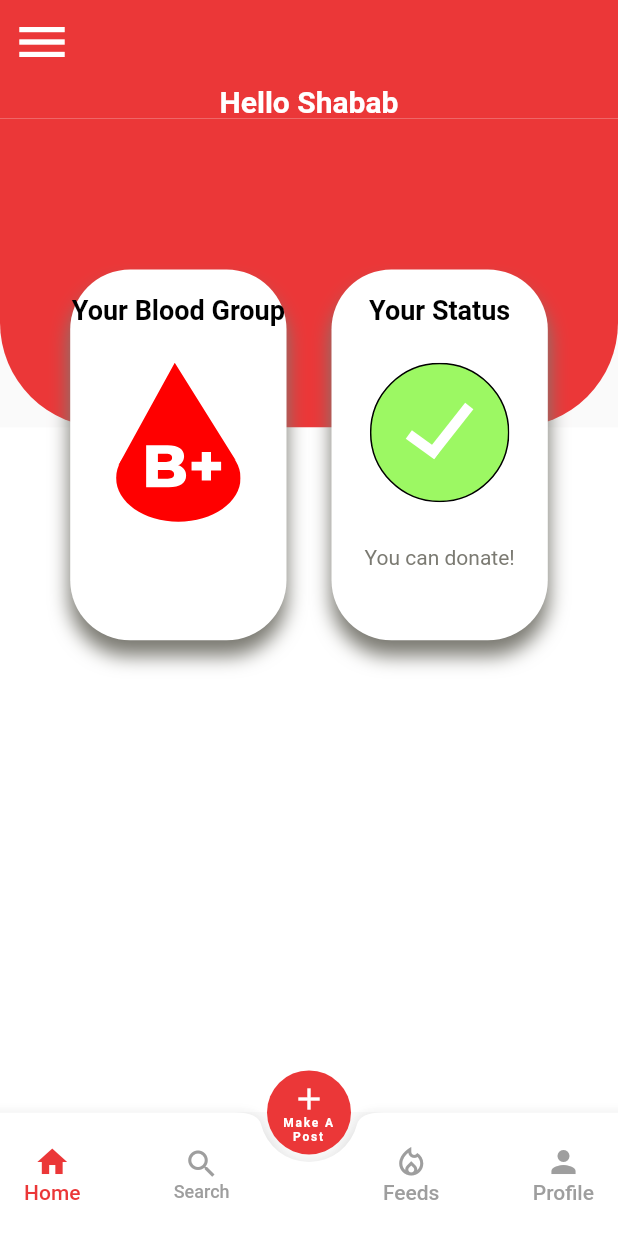
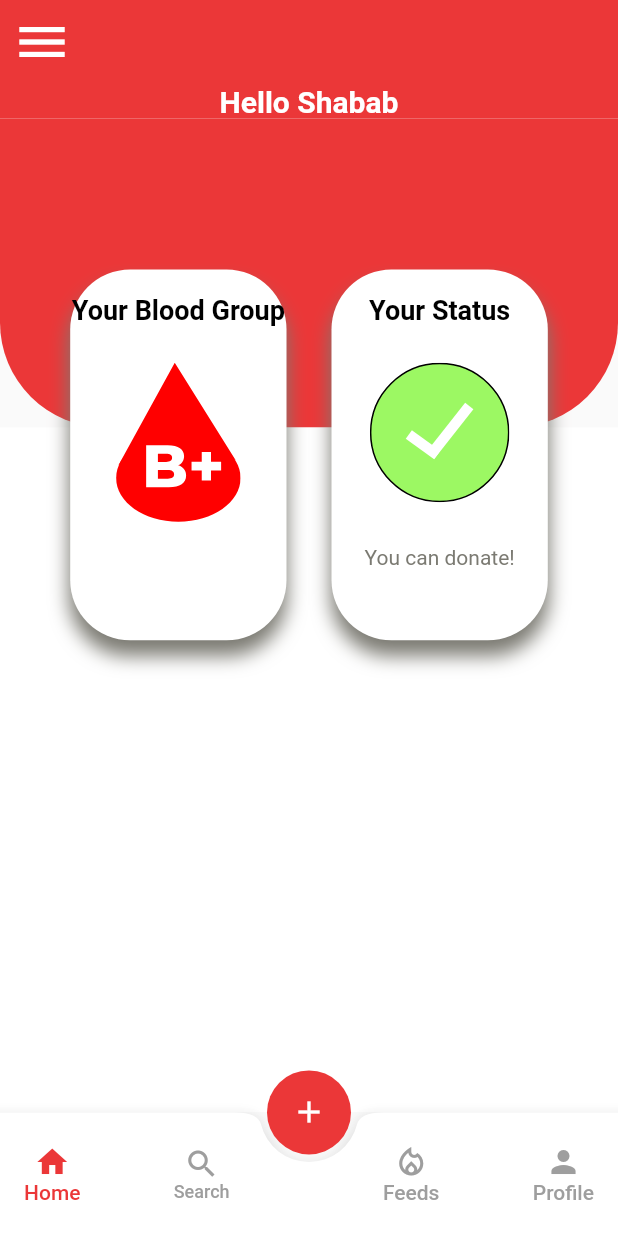
Before and after one commit to mdshadatrahman/seu_blood2, a Flutter app: the screen it shows after launch, after a tap on "LOGIN", on a phone screen of 412 x 824 dp. Run offline on Flutter 3.47's test engine with Material 2 defaults, Android fonts, the light colour scheme and no system bars; our stand-ins replace datetime_picker_formfield, flutter_svg.

Commit message:
changed fab button

```diff
--- a/lib/pages/splash/splash_screen.dart
+++ b/lib/pages/splash/splash_screen.dart
@@ -24,7 +24,6 @@ class _SplashScreenState extends State<SplashScreen> {
   @override
   Widget build(BuildContext context) {
     double height = MediaQuery.of(context).size.height;
-    double width = MediaQuery.of(context).size.width;
 
     return Scaffold(
       backgroundColor: ColorManager.primaryColor,
@@ -34,7 +33,8 @@ class _SplashScreenState extends State<SplashScreen> {
           crossAxisAlignment: CrossAxisAlignment.center,
           children: [
             Container(
-              height: height * 0.5,
+              height: height * 0.3,
+              width: height * 0.3,
               decoration: const BoxDecoration(
                 image: DecorationImage(
                   image: AssetImage(
@@ -44,6 +44,7 @@ class _SplashScreenState extends State<SplashScreen> {
                 ),
               ),
             ),
+            SizedBox(height: height * 0.03),
             Text(
               StringManager.bloodCommunity.toUpperCase(),
               style: const TextStyle(
--- a/lib/widgets/bottom_nav_bar.dart
+++ b/lib/widgets/bottom_nav_bar.dart
@@ -90,25 +90,10 @@ class _CustomBottomNavigationBarState extends State<CustomBottomNavigationBar> {
           },
           backgroundColor: ColorManager.primaryColor,
           elevation: 0,
-          child: Center(
-            child: Column(
-              mainAxisAlignment: MainAxisAlignment.center,
-              crossAxisAlignment: CrossAxisAlignment.center,
-              children: [
-                const Icon(
-                  Icons.add,
-                  color: ColorManager.white,
-                ),
-                Text(
-                  StringManager.makeAPost,
-                  textAlign: TextAlign.center,
-                  style: const TextStyle(
-                    fontSize: 8,
-                    fontWeight: FontWeight.bold,
-                    color: ColorManager.white,
-                  ),
-                ),
-              ],
+          child: const Center(
+            child: Icon(
+              Icons.add,
+              color: ColorManager.white,
             ),
           ),
         ),
```
Also changed, not shown: assets/images/logo.png.
